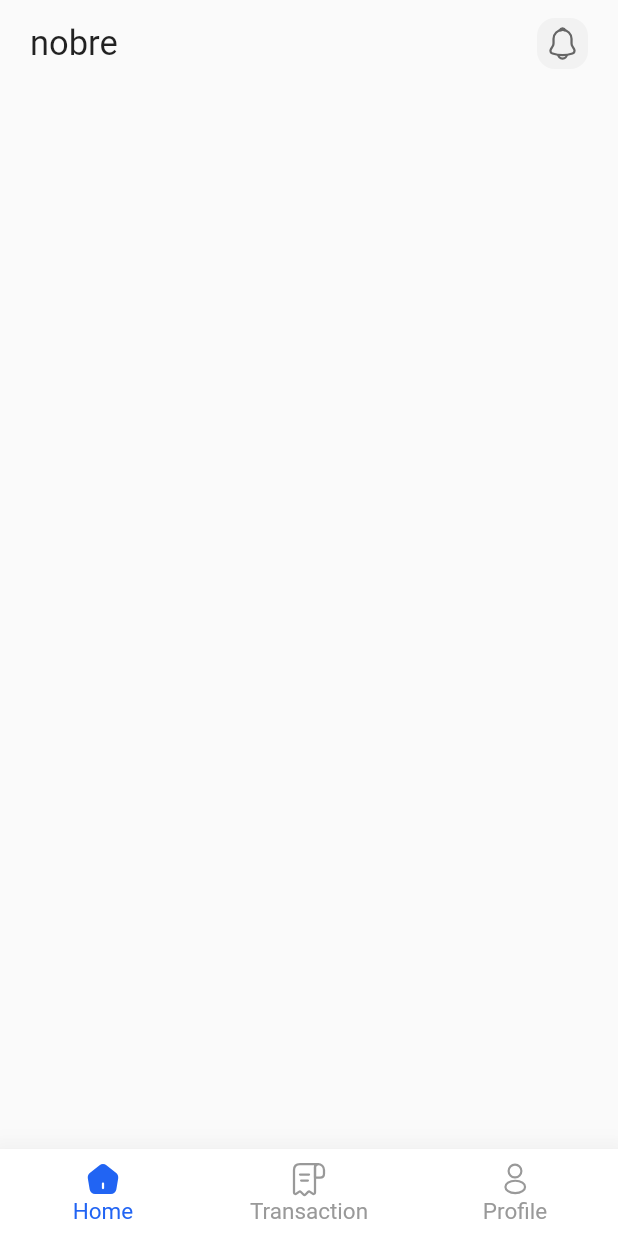
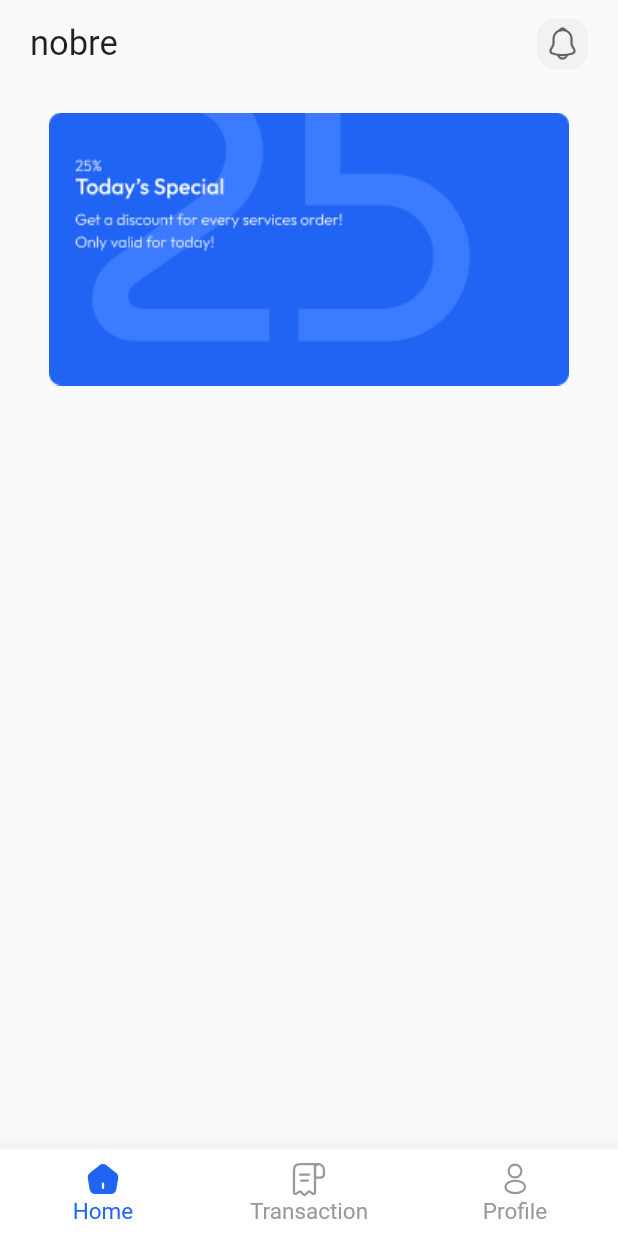
Before and after one commit to ivanismail/nobre, a Flutter app: the screen it shows after launch, on a phone screen of 412 x 824 dp. Run offline on Flutter 3.47's test engine with Material 2 defaults, Android fonts, the phone set to English and light mode, and no system bars; our stand-ins replace double_back_to_close_app, flutter_svg, get, google_fonts.

Commit message:
add: banner image home

```diff
--- a/lib/app/modules/home/views/home_view.dart
+++ b/lib/app/modules/home/views/home_view.dart
@@ -35,7 +35,11 @@ class _HomeViewState extends State<HomeView> {
               ],
             ),
           ),
-          Spacing(height: 20),
+          Spacing(),
+          Container(
+            width: Get.width,
+            child: Image.asset('assets/banner.png'),
+          )
         ],
       )),
     );
```
Also changed, not shown: assets/banner.png (added).
